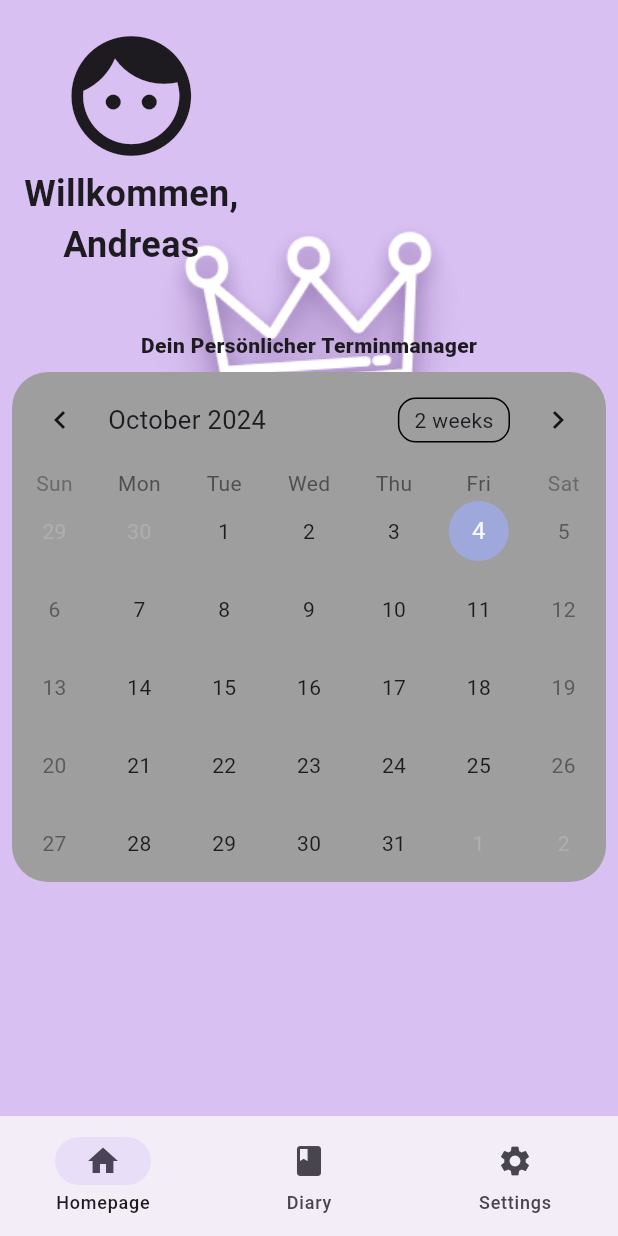
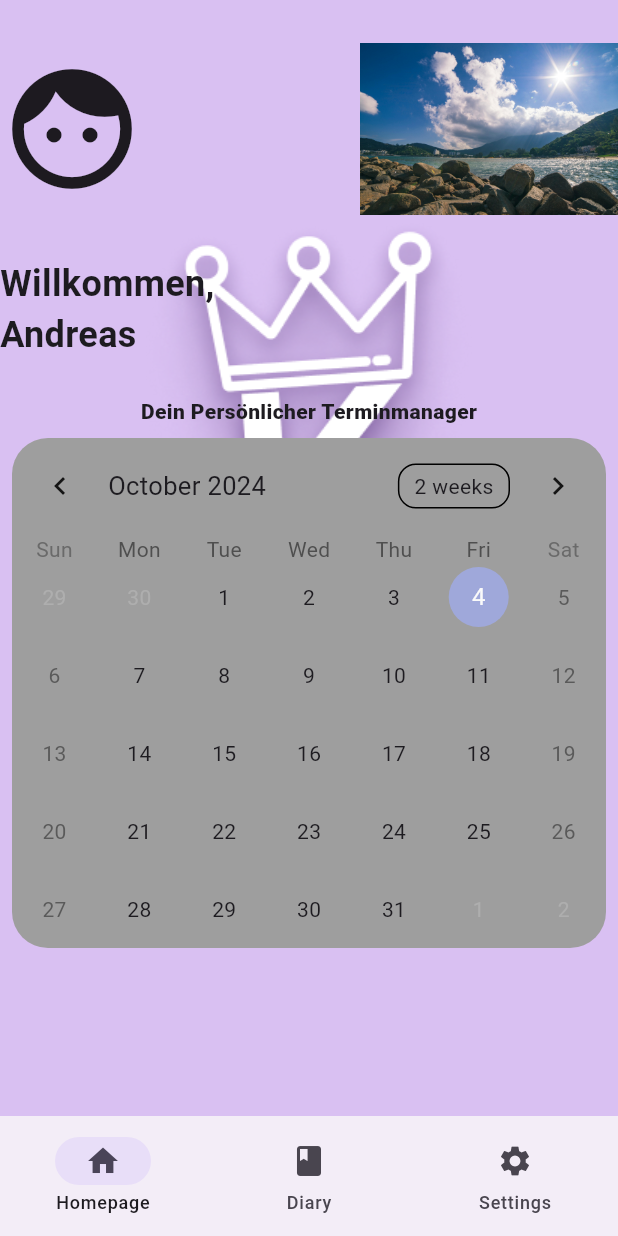
Before and after one commit to Dopa91/learning_app_projekt_uebung, a Flutter app: the HomePage screen opened by its route, on a phone screen of 412 x 824 dp. Run offline on Flutter 3.47's test engine with Material 3 defaults, Android fonts, the phone set to English and light mode, and no system bars; drawn by our look-alikes of table_calendar.

Commit message:
fixed position issue

```diff
--- a/lib/pages/homepage_screen.dart
+++ b/lib/pages/homepage_screen.dart
@@ -22,8 +22,6 @@ class HomepageScreen extends StatelessWidget {
         child: Column(
           children: [
             Center(
-              child: Padding(
-                padding: const EdgeInsets.all(16.0),
               child: Row(
                 children: [
                   Container(
@@ -31,11 +29,26 @@ class HomepageScreen extends StatelessWidget {
                       borderRadius: BorderRadius.circular(16),
                     ),
                     child: Column(
+                      crossAxisAlignment: CrossAxisAlignment.start,
+                      children: [
+                        SizedBox(
+                          width: MediaQuery.of(context).size.width,
+                          child: const Row(
+                            mainAxisAlignment: MainAxisAlignment.spaceBetween,
                             crossAxisAlignment: CrossAxisAlignment.center,
                             children: [
-                          const Icon(
+                              Icon(
                                 Icons.face_sharp,
                                 size: 96,
+                              ),
+                              Image(
+                                width: 172,
+                                height: 172,
+                                image:
+                                    AssetImage("assets/images/sunnyplace.jpg"),
+                              ),
+                            ],
+                          ),
                         ),
                         const Text(
                           "Willkommen,",
@@ -53,7 +66,6 @@ class HomepageScreen extends StatelessWidget {
                 ],
               ),
             ),
-            ),
             const Padding(
               padding: EdgeInsets.only(top: 24),
               child: FirstCalendar(),
```
Lines whose indentation alone changed are shown as unchanged.
